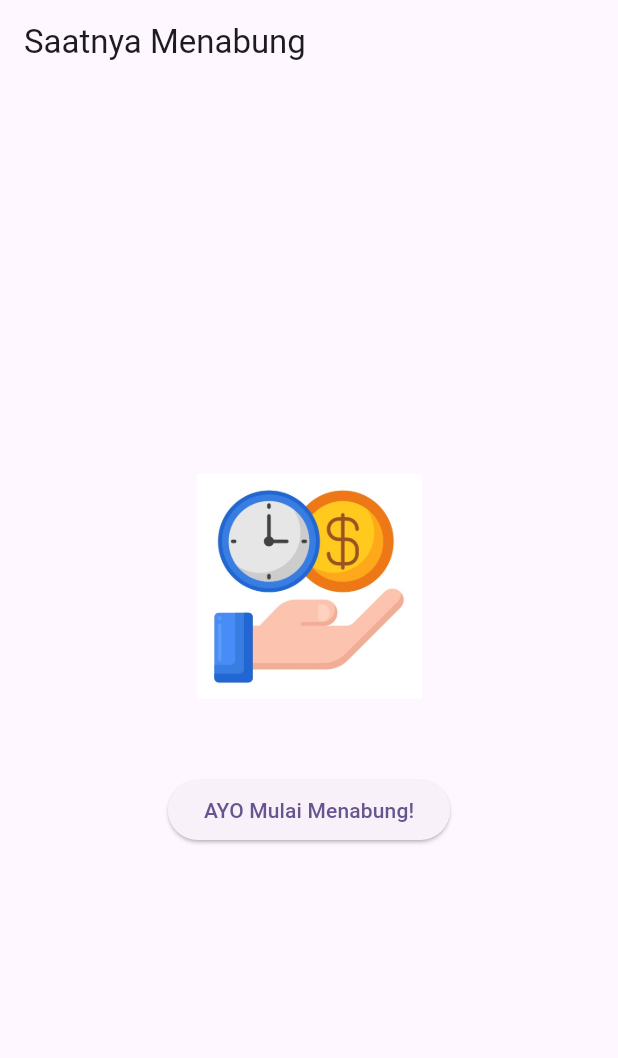
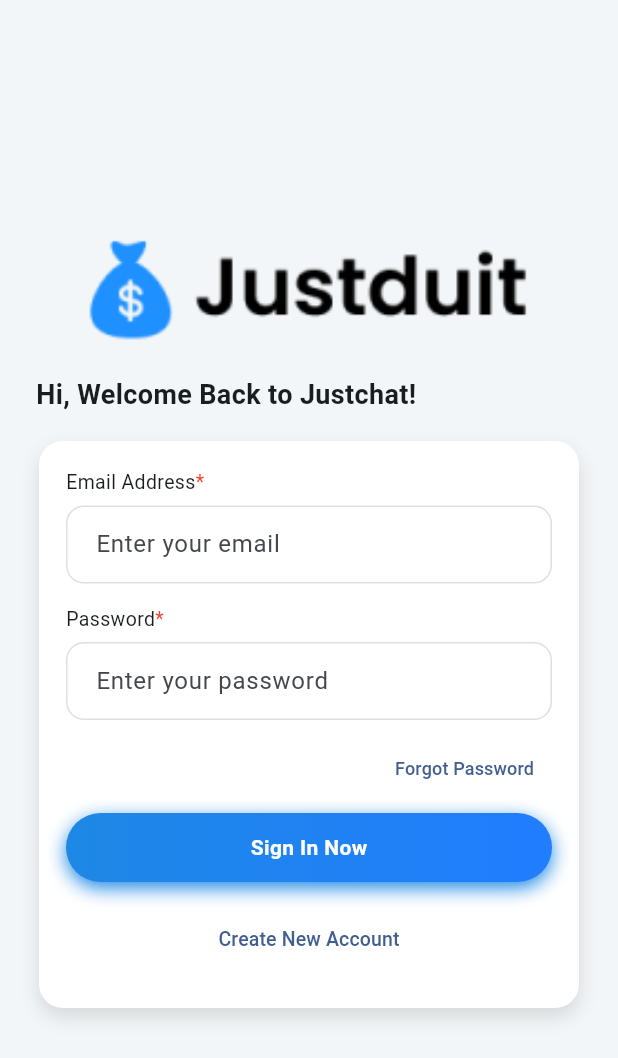
Before and after one commit to abdlbaqi/prak-mobilelanjut-2307051021, a Flutter app: the screen it shows after launch, on a phone screen of 412 x 824 dp. Shown: the top 1058 px of the screen. Run offline on Flutter 3.47's test engine with Material 3 defaults, Android fonts, the phone set to English and light mode, and no system bars.

Commit message:
pertemuan 4

```diff
--- a/lib/main.dart
+++ b/lib/main.dart
@@ -1,27 +1,48 @@
+import 'package:flutter/material.dart';
+import 'screens/login_screen.dart';
+import 'screens/signup_screen.dart';
 
-import 'package:flutter/material.dart';
-// import 'package:myapp/column_widget.dart';
-// import 'package:myapp/row_widget.dart';
-import 'package:myapp/basic_widget.dart';
+void main() => runApp(const JustduitApp());
 
+class JustduitApp extends StatelessWidget {
+  const JustduitApp({super.key});
 
-void main() {
-  runApp(const MyApp());
-  }
-
-  class MyApp extends StatelessWidget {
-    const MyApp({super.key});
-
-      // This widget is the root of your application.
   @override
   Widget build(BuildContext context) {
     return MaterialApp(
-                    title: 'Praktikum Mobile Lanjut',
+      debugShowCheckedModeBanner: false,
+      title: 'Justduit',
       theme: ThemeData(
-                                  colorScheme: ColorScheme.fromSeed(seedColor: Colors.deepPurple),
+        scaffoldBackgroundColor: const Color(0xFFF3F6F8), // abu-abu muda
         useMaterial3: true,
+        colorScheme: ColorScheme.fromSeed(
+          seedColor: const Color(0xFF1E88FF),
         ),
-                                                      home: const BasicWidget(),
+        inputDecorationTheme: InputDecorationTheme(
+          isDense: true,
+          filled: true,
+          fillColor: Colors.white,
+          contentPadding:
+              const EdgeInsets.symmetric(horizontal: 16, vertical: 14),
+          border: OutlineInputBorder(
+            borderRadius: BorderRadius.circular(12),
+            borderSide: const BorderSide(color: Color(0xFFDEE0E0)),
+          ),
+          enabledBorder: OutlineInputBorder(
+            borderRadius: BorderRadius.circular(12),
+            borderSide: const BorderSide(color: Color(0xFFDEE0E0)),
+          ),
+          focusedBorder: OutlineInputBorder(
+            borderRadius: BorderRadius.circular(12),
+            borderSide: const BorderSide(color: Color(0xFF1E88FF)),
+          ),
+        ),
+      ),
+      initialRoute: LoginScreen.route,
+      routes: {
+        LoginScreen.route: (context) => const LoginScreen(), // default = Sign In
+        SignupScreen.route: (context) => const SignupScreen(),
+      },
     );
   }
 }
--- /dev/null
+++ b/lib/screens/login_screen.dart
@@ -0,0 +1,181 @@
+import 'package:flutter/material.dart';
+import 'signup_screen.dart';
+
+class LoginScreen extends StatefulWidget {
+  static const route = '/signin';
+  const LoginScreen({super.key});
+
+  @override
+  State<LoginScreen> createState() => _LoginScreenState();
+}
+
+class _LoginScreenState extends State<LoginScreen> {
+  final _email = TextEditingController();
+  final _pass = TextEditingController();
+
+  @override
+  void dispose() {
+    _email.dispose();
+    _pass.dispose();
+    super.dispose();
+  }
+
+  // Widget untuk label dengan tanda bintang
+  Widget requiredLabel(String label) => Row(
+        children: [
+          Text(label, style: const TextStyle(fontSize: 13)),
+          const Text("*",
+              style: TextStyle(color: Colors.red, fontSize: 13)),
+        ],
+      );
+
+  // Tombol biru gradient
+  Widget primaryButton(String label, VoidCallback onTap) => GestureDetector(
+        onTap: onTap,
+        child: Container(
+          width: double.infinity,
+          height: 46,
+          alignment: Alignment.center,
+          decoration: BoxDecoration(
+            borderRadius: BorderRadius.circular(28),
+            gradient: const LinearGradient(
+              colors: [Color(0xFF1E88E5), Color(0xFF207DFF)],
+            ),
+            boxShadow: const [
+              BoxShadow(
+                color: Color(0xFF1E88E5),
+                blurRadius: 10,
+                offset: Offset(0, 4),
+              ),
+            ],
+          ),
+          child: Text(
+            label,
+            style: const TextStyle(
+              color: Colors.white,
+              fontWeight: FontWeight.w600,
+            ),
+          ),
+        ),
+      );
+
+  @override
+  Widget build(BuildContext context) {
+    return Scaffold(
+      body: SafeArea(
+        child: Center(
+          child: SingleChildScrollView(
+            padding: const EdgeInsets.symmetric(vertical: 24),
+            child: Column(
+              crossAxisAlignment: CrossAxisAlignment.center,
+              children: [
+                // Logo
+                Image.asset(
+                  'assets/images/logo-mola.png',
+                  height: 80,
+                  fit: BoxFit.contain,
+                ),
+                const SizedBox(height: 18),
+
+                // Judul
+                Padding(
+                  padding: const EdgeInsets.symmetric(horizontal: 24),
+                  child: Align(
+                    alignment: Alignment.centerLeft,
+                    child: Text(
+                      "Hi, Welcome Back to Justchat!",
+                      style: const TextStyle(
+                        fontSize: 18,
+                        fontWeight: FontWeight.w700,
+                      ),
+                    ),
+                  ),
+                ),
+                const SizedBox(height: 18),
+
+                // Card Form
+                Container(
+                  width: 360,
+                  margin: const EdgeInsets.symmetric(horizontal: 20),
+                  padding: const EdgeInsets.fromLTRB(18, 18, 18, 22),
+                  decoration: BoxDecoration(
+                    color: Colors.white,
+                    borderRadius: BorderRadius.circular(16),
+                    boxShadow: const [
+                      BoxShadow(
+                        color: Colors.black12,
+                        blurRadius: 10,
+                        offset: Offset(0, 6),
+                      ),
+                    ],
+                  ),
+                  child: Column(
+                    crossAxisAlignment: CrossAxisAlignment.start,
+                    children: [
+                      requiredLabel("Email Address"),
+                      const SizedBox(height: 6),
+                      TextField(
+                        controller: _email,
+                        keyboardType: TextInputType.emailAddress,
+                        decoration: const InputDecoration(
+                          hintText: "Enter your email",
+                        ),
+                      ),
+                      const SizedBox(height: 14),
+
+                      requiredLabel("Password"),
+                      const SizedBox(height: 6),
+                      TextField(
+                        controller: _pass,
+                        obscureText: true,
+                        decoration: const InputDecoration(
+                          hintText: "Enter your password",
+                        ),
+                      ),
+                      const SizedBox(height: 8),
+
+                      Align(
+                        alignment: Alignment.centerRight,
+                        child: TextButton(
+                          onPressed: () {},
+                          child: const Text(
+                            "Forgot Password",
+                            style: TextStyle(fontSize: 12),
+                          ),
+                        ),
+                      ),
+                      const SizedBox(height: 6),
+
+                      // Tombol Sign In
+                      primaryButton("Sign In Now", () {
+                        ScaffoldMessenger.of(context).showSnackBar(
+                          const SnackBar(
+                              content: Text("Sign In tapped")),
+                        );
+                      }),
+                      const SizedBox(height: 14),
+
+                      // Tombol Create Account
+                      Center(
+                        child: TextButton(
+                          onPressed: () {
+                            Navigator.pushNamed(
+                                context, SignupScreen.route);
+                          },
+                          child: const Text(
+                            "Create New Account",
+                            style: TextStyle(fontSize: 13),
+                          ),
+                        ),
+                      )
+                    ],
+                  ),
+                ),
+              ],
+            ),
+          ),
+        ),
+      ),
+    );
+  }
+}
```
Also changed, not shown: lib/screens/signup_screen.dart (added, +200 -0 lines), assets/images/logo-mola.png (added), assets/images/logo.jpg (deleted). Lines whose indentation alone changed are shown as unchanged.
